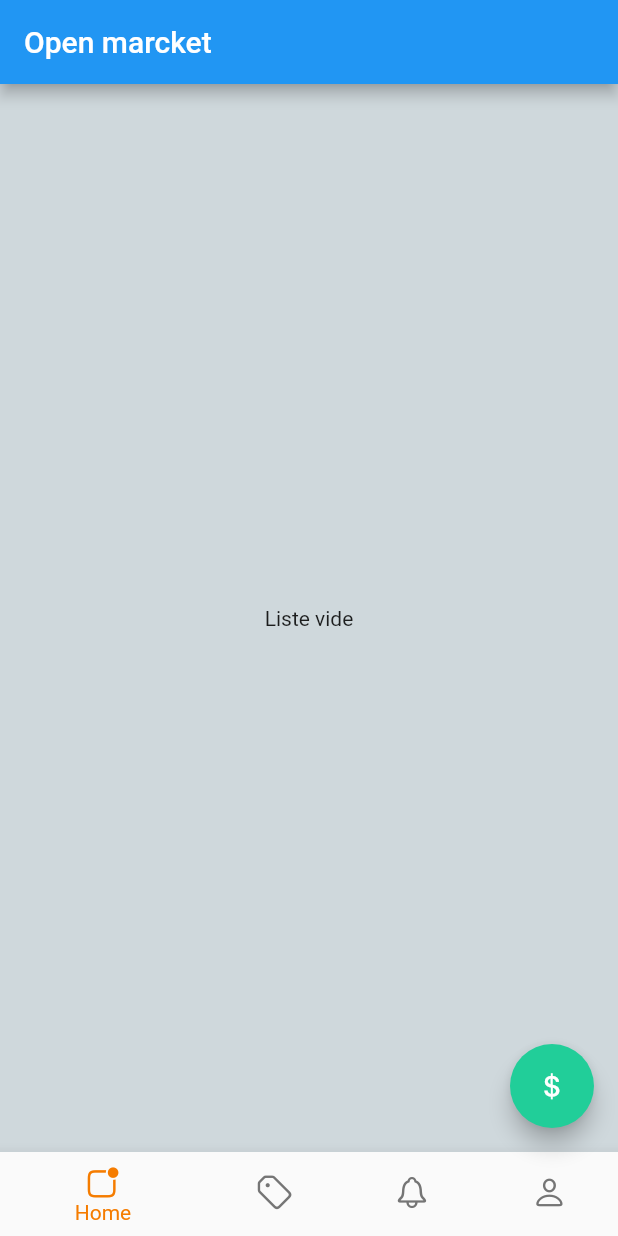
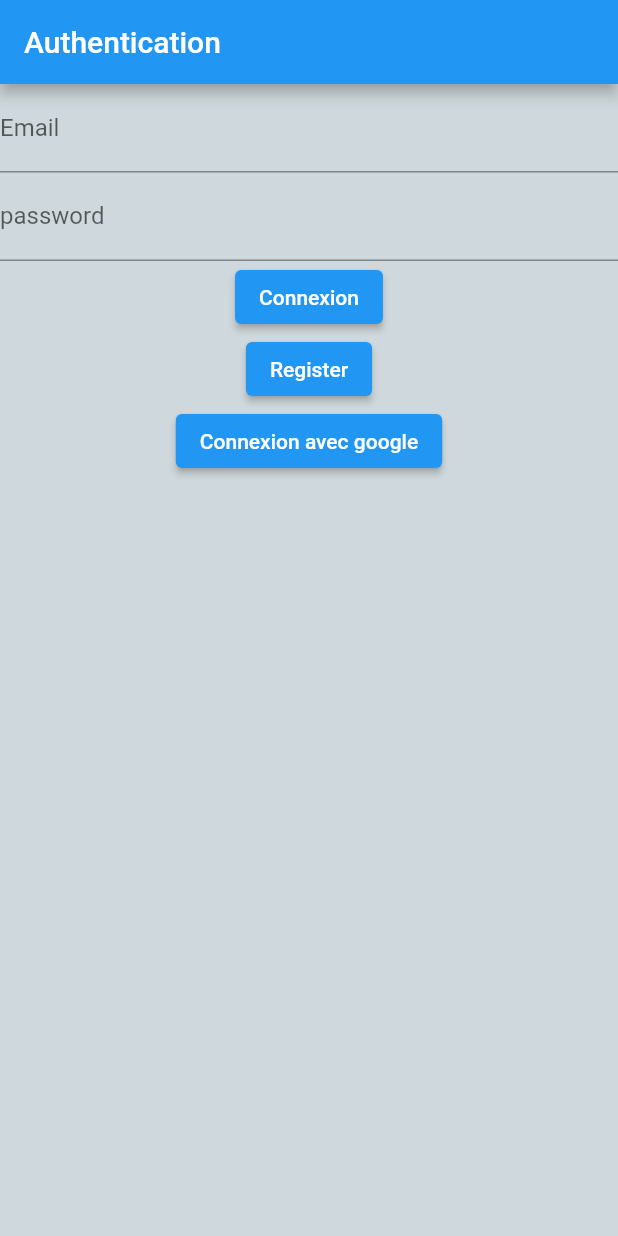
Before and after one commit to leenorshn/open_market, a Flutter app: the screen it shows after launch, on a phone screen of 412 x 824 dp. Run offline on Flutter 3.47's test engine with Material 2 defaults, Android fonts, the phone set to English and light mode, and no system bars; our stand-ins replace cloud_firestore, firebase_auth, firebase_core, google_fonts, google_sign_in; missing offline and left inert: kin_food; accounts and stored records are empty.

```diff
--- /dev/null
+++ b/lib/api/auth_api.dart
@@ -0,0 +1,39 @@
+import 'package:firebase_auth/firebase_auth.dart';
+import 'package:google_sign_in/google_sign_in.dart';
+
+class AuthApi {
+  FirebaseAuth firebaseAuth = FirebaseAuth.instance;
+
+  Stream<User?> onAuthChanged() {
+    User? user;
+    firebaseAuth.userChanges().listen((event) {
+      print(event!.uid);
+    });
+
+    return firebaseAuth.userChanges();
+  }
+
+  void login(String email, String pass) async {
+    await firebaseAuth.signInWithEmailAndPassword(email: email, password: pass);
+  }
+
+  void withGoogle() async {
+    GoogleSignInAccount? account = await GoogleSignIn().signIn();
+    GoogleSignInAuthentication? authentication = await account!.authentication;
+
+    var credential = GoogleAuthProvider.credential(
+      accessToken: authentication.accessToken,
+      idToken: authentication.idToken,
+    );
+    await firebaseAuth.signInWithCredential(credential);
+  }
+
+  void register(String email, String pass) async {
+    await firebaseAuth.createUserWithEmailAndPassword(
+        email: email, password: pass);
+  }
+
+  void logout() async {
+    await firebaseAuth.signOut();
+  }
+}
--- a/lib/components/product_list_tile.dart
+++ b/lib/components/product_list_tile.dart
@@ -41,7 +41,7 @@ class ProductListTile extends StatelessWidget {
             ),
           ),
           Positioned(
-            right: 10,
+            right: 2,
             top: 10,
             child: IconButton(
               onPressed: () {
--- a/lib/main.dart
+++ b/lib/main.dart
@@ -1,5 +1,8 @@
+import 'package:firebase_auth/firebase_auth.dart';
 import 'package:firebase_core/firebase_core.dart';
 import 'package:flutter/material.dart';
+import 'package:open_market/api/auth_api.dart';
+import 'package:open_market/screen/login_page.dart';
 import 'package:open_market/screen/main_page.dart';
 
 void main() async {
@@ -23,8 +26,28 @@ class MyApp extends StatelessWidget {
           backgroundColor: Colors.white,
           selectedItemColor: Colors.orange[700],
           unselectedItemColor: Colors.grey[600],
-          )),
-      home: const MainPage(),
+        ),
+      ),
+      home: StreamBuilder<User?>(
+        stream: AuthApi().onAuthChanged(),
+        builder: (context, snapshot) {
+          if (!snapshot.hasData) {
+            return const LoginPage();
+          }
+          if (snapshot.hasError) {
+            return Scaffold(
+              body: Center(
+                child: Text(snapshot.error.toString()),
+              ),
+            );
+          }
+          if (snapshot.data == null) {
+            return const LoginPage();
+          } else {
+            return const MainPage();
+          }
+        },
+      ),
     );
   }
 }
--- a/lib/pages/products_page.dart
+++ b/lib/pages/products_page.dart
@@ -23,12 +23,12 @@ class _ProductsPageState extends State<ProductsPage> {
         stream: ProductApi().getProduct(),
         builder: (context, snapshot) {
           if (!snapshot.hasData) {
-            print("pas de donnee *******");
+            //print("pas de donnee *******");
             return const Center(child: CircularProgressIndicator());
           }
 
           if (snapshot.hasError) {
-            print(snapshot.error);
+            //print(snapshot.error);
             return Center(
               child: Text(snapshot.error.toString()),
             );
@@ -39,7 +39,7 @@ class _ProductsPageState extends State<ProductsPage> {
             );
           }
 
-          print("ready ********");
+          //print("ready ********");
           return ListView.separated(
             padding: const EdgeInsets.only(
               left: 10,
--- /dev/null
+++ b/lib/screen/login_page.dart
@@ -0,0 +1,54 @@
+import 'package:flutter/material.dart';
+import 'package:open_market/api/auth_api.dart';
+
+class LoginPage extends StatefulWidget {
+  const LoginPage({Key? key}) : super(key: key);
+
+  @override
+  _LoginPageState createState() => _LoginPageState();
+}
+
+class _LoginPageState extends State<LoginPage> {
+  TextEditingController _emailController = TextEditingController();
+  TextEditingController _passWordController = TextEditingController();
+  @override
+  Widget build(BuildContext context) {
+    return Scaffold(
+      appBar: AppBar(
+        title: const Text("Authentication"),
+      ),
+      body: Column(
+        children: [
+          TextField(
+            controller: _emailController,
+            keyboardType: TextInputType.emailAddress,
+            decoration: const InputDecoration(label: Text("Email")),
+          ),
+          TextField(
+            obscureText: true,
+            controller: _passWordController,
+            keyboardType: TextInputType.number,
+            decoration: const InputDecoration(label: Text("password")),
+          ),
+          ElevatedButton(
+              onPressed: () {
+                AuthApi()
+                    .login(_emailController.text, _passWordController.text);
+              },
+              child: const Text("Connexion")),
+          ElevatedButton(
+              onPressed: () {
+                AuthApi()
+                    .register(_emailController.text, _passWordController.text);
+              },
+              child: const Text("Register")),
+          ElevatedButton(
+              onPressed: () {
+                AuthApi().withGoogle();
+              },
+              child: const Text("Connexion avec google"))
+        ],
+      ),
+    );
+  }
+}
--- a/pubspec.yaml
+++ b/pubspec.yaml
@@ -36,6 +36,8 @@ dependencies:
   cupertino_icons: ^1.0.2
   firebase_core: ^1.10.5
   cloud_firestore: ^3.1.4
+  firebase_auth: ^3.3.4
+  google_sign_in: ^5.2.1
 
 dev_dependencies:
   flutter_test:
```
Also changed, not shown: lib/screen/add_product.dart (+7 -6 lines), lib/screen/main_page.dart (+8 -0 lines), lib/screen/phone_login.dart (added, +400 -0 lines), pubspec.lock. Lines whose indentation alone changed are shown as unchanged.
